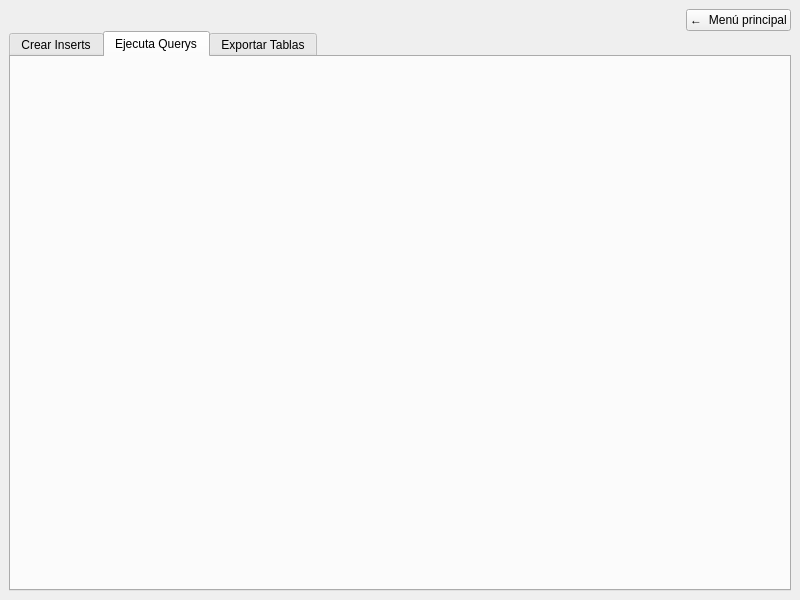
This is ui/PanelPrincipal.ui in JorgeLealV/ProyUtileriasSQL as Qt 5 draws it before an edit. The edited form follows.
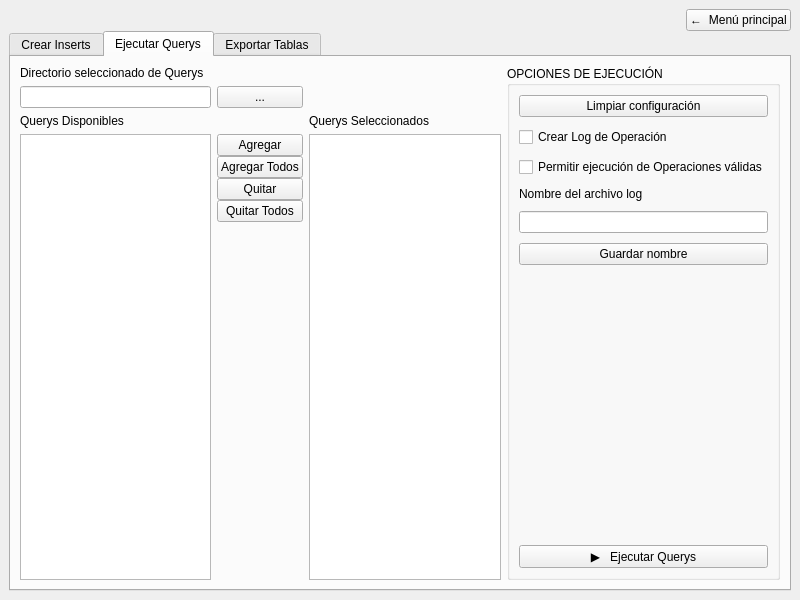
This is the edited form. The open tabs and pages were chosen to show the change.

Commit message: feat: implementar pestaña Ejecutar Querys con ejecución de scripts SQL

What changed in the file:
```diff
--- a/ui/PanelPrincipal.ui
+++ b/ui/PanelPrincipal.ui
@@ -167,8 +167,171 @@
       </widget>
       <widget class="QWidget" name="tab_ejecuta_querys">
        <attribute name="title">
-        <string>Ejecuta Querys</string>
+        <string>Ejecutar Querys</string>
        </attribute>
+       <layout class="QGridLayout" name="gridLayout_eq">
+        <item row="0" column="0" colspan="2">
+         <widget class="QLabel" name="label_dir_querys">
+          <property name="text">
+           <string>Directorio seleccionado de Querys</string>
+          </property>
+         </widget>
+        </item>
+        <item row="1" column="0">
+         <widget class="QLineEdit" name="lineEdit_dir_querys"/>
+        </item>
+        <item row="1" column="1">
+         <widget class="QPushButton" name="btn_browse_dir_querys">
+          <property name="text">
+           <string>...</string>
+          </property>
+         </widget>
+        </item>
+        <item row="2" column="0">
+         <widget class="QLabel" name="label_querys_disponibles">
+          <property name="text">
+           <string>Querys Disponibles</string>
+          </property>
+         </widget>
+        </item>
+        <item row="2" column="2">
+         <widget class="QLabel" name="label_querys_seleccionados">
+          <property name="text">
+           <string>Querys Seleccionados</string>
+          </property>
+         </widget>
+        </item>
+        <item row="3" column="0">
+         <widget class="QListWidget" name="listWidget_querys_disponibles"/>
+        </item>
+        <item row="3" column="1">
+         <layout class="QVBoxLayout" name="verticalLayout_eq_btns">
+          <property name="spacing">
+           <number>0</number>
+          </property>
+          <item>
+           <widget class="QPushButton" name="btn_eq_agregar">
+            <property name="text">
+             <string>Agregar</string>
+            </property>
+           </widget>
+          </item>
+          <item>
+           <widget class="QPushButton" name="btn_eq_agregar_todos">
+            <property name="text">
+             <string>Agregar Todos</string>
+            </property>
+           </widget>
+          </item>
+          <item>
+           <widget class="QPushButton" name="btn_eq_quitar">
+            <property name="text">
+             <string>Quitar</string>
+            </property>
+           </widget>
+          </item>
+          <item>
+           <widget class="QPushButton" name="btn_eq_quitar_todos">
+            <property name="text">
+             <string>Quitar Todos</string>
+            </property>
+           </widget>
+          </item>
+          <item>
+           <spacer name="verticalSpacer_eq">
+            <property name="orientation">
+             <enum>Qt::Orientation::Vertical</enum>
+            </property>
+            <property name="sizeHint" stdset="0">
+             <size>
+              <width>20</width>
+              <height>40</height>
+             </size>
+            </property>
+           </spacer>
+          </item>
+         </layout>
+        </item>
+        <item row="3" column="2">
+         <widget class="QListWidget" name="listWidget_querys_seleccionados"/>
+        </item>
+        <item row="0" column="3" rowspan="4">
+         <widget class="QGroupBox" name="groupBox_eq_opciones">
+          <property name="title">
+           <string>OPCIONES DE EJECUCIÓN</string>
+          </property>
+          <layout class="QVBoxLayout" name="verticalLayout_eq_panel">
+           <property name="contentsMargins">
+            <number>16</number>
+            <number>22</number>
+            <number>16</number>
+            <number>16</number>
+           </property>
+           <property name="spacing">
+            <number>10</number>
+           </property>
+           <item>
+            <widget class="QPushButton" name="btn_limpiar_config_eq">
+             <property name="text">
+              <string>Limpiar configuración</string>
+             </property>
+            </widget>
+           </item>
+           <item>
+            <widget class="QCheckBox" name="checkBox_crear_log">
+             <property name="text">
+              <string>Crear Log de Operación</string>
+             </property>
+            </widget>
+           </item>
+           <item>
+            <widget class="QCheckBox" name="checkBox_permitir_parcial">
+             <property name="text">
+              <string>Permitir ejecución de Operaciones válidas</string>
+             </property>
+            </widget>
+           </item>
+           <item>
+            <widget class="QLabel" name="label_nom_log">
+             <property name="text">
+              <string>Nombre del archivo log</string>
+             </property>
+            </widget>
+           </item>
+           <item>
+            <widget class="QLineEdit" name="lineEdit_nom_log"/>
+           </item>
+           <item>
+            <widget class="QPushButton" name="btn_guardar_nom_log">
+             <property name="text">
+              <string>Guardar nombre</string>
+             </property>
+            </widget>
+           </item>
+           <item>
+            <spacer name="verticalSpacer_eq2">
+             <property name="orientation">
+              <enum>Qt::Orientation::Vertical</enum>
+             </property>
+             <property name="sizeHint" stdset="0">
+              <size>
+               <width>20</width>
+               <height>40</height>
+              </size>
+             </property>
+            </spacer>
+           </item>
+           <item>
+            <widget class="QPushButton" name="btn_ejecutar_querys">
+             <property name="text">
+              <string>▶   Ejecutar Querys</string>
+             </property>
+            </widget>
+           </item>
+          </layout>
+         </widget>
+        </item>
+       </layout>
       </widget>
       <widget class="QWidget" name="tab_exportar_tablas">
        <attribute name="title">
```
The commit also changes 20 other files.
